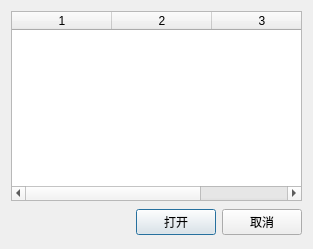
Qt form plugins/ctk_war_ui/OpenBattlefieldDlg.ui (shamozhishu/zoo) before a commit.
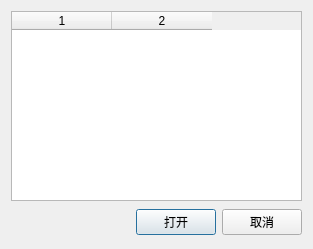
The same form after that commit. Icons and pictures are not drawn.

```diff
--- a/plugins/ctk_war_ui/OpenBattlefieldDlg.ui
+++ b/plugins/ctk_war_ui/OpenBattlefieldDlg.ui
@@ -42,11 +42,10 @@
       <number>0</number>
      </property>
      <property name="columnCount">
-      <number>3</number>
+      <number>2</number>
      </property>
      <column/>
      <column/>
-     <column/>
     </widget>
    </item>
    <item row="1" column="0">
```
